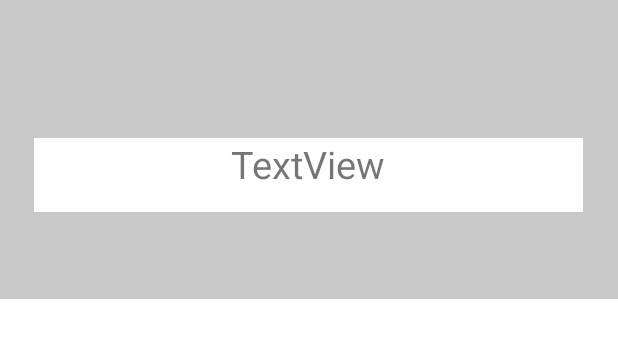
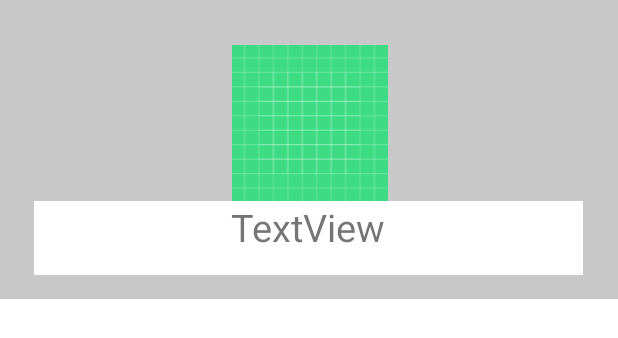
Before and after one commit to danielalvarad666o/Apipokemonsolonombres, an Android app: the layout recyclerview.xml on its own in the app's theme, with its tools: preview values and no code run, on a phone screen of 412 x 824 dp. Shown: the top 338 px of the screen. Run offline under Robolectric (Android 15) with nearby library versions, the phone set to English and light mode, and no system bars; network calls fail.

Commit message:
Initial commit

```diff
--- a/app/build.gradle
+++ b/app/build.gradle
@@ -37,4 +37,7 @@ dependencies {
     androidTestImplementation 'androidx.test.espresso:espresso-core:3.5.0'
     implementation 'com.android.volley:volley:1.2.1'
     implementation 'com.google.code.gson:gson:2.8.8'
+    implementation 'com.github.bumptech.glide:glide:4.13.2'
+    implementation 'com.squareup.okhttp3:logging-interceptor:4.9.3'
+    implementation 'com.squareup.picasso:picasso:2.8'
 }
--- a/app/src/main/java/com/gasca1234/yaarto/MainActivity.java
+++ b/app/src/main/java/com/gasca1234/yaarto/MainActivity.java
@@ -50,7 +50,7 @@ public class MainActivity extends AppCompatActivity {
     }
 
     public void jsparse() {
-        String urlApi = "https://pokeapi.co/api/v2/pokemon?offset=0&limit=1000";
+        String urlApi = "https://pokeapi.co/api/v2/pokemon?offset=0&limit=1154";
         JsonObjectRequest request = new JsonObjectRequest(Request.Method.GET, urlApi, null, new Response.Listener<JSONObject>() {
             @Override
             public void onResponse(JSONObject response) {
@@ -60,6 +60,7 @@ public class MainActivity extends AppCompatActivity {
                 Gson gson = new Gson();
                 Respuesta pk = gson.fromJson(response.toString(), Respuesta.class);
                 adapter = new AdaptadorPokemon(pk.getResults());
+
                 recyclerView.setAdapter(adapter);
 
 
--- a/app/src/main/res/layout/recyclerview.xml
+++ b/app/src/main/res/layout/recyclerview.xml
@@ -6,6 +6,17 @@
     android:layout_height="199dp"
     android:background="@color/cardview_shadow_start_color"
     >
+
+    <ImageView
+        android:id="@+id/fotoImageView"
+        android:layout_width="227dp"
+        android:layout_height="104dp"
+        app:layout_constraintBottom_toBottomOf="parent"
+        app:layout_constraintEnd_toEndOf="parent"
+        app:layout_constraintStart_toStartOf="parent"
+        app:layout_constraintTop_toTopOf="parent"
+        app:layout_constraintVertical_bias="0.315"
+        app:srcCompat="@drawable/ic_launcher_background" />
 
     <TextView
         android:id="@+id/textView"
@@ -21,5 +32,5 @@
         app:layout_constraintHorizontal_bias="0.488"
         app:layout_constraintStart_toStartOf="parent"
         app:layout_constraintTop_toTopOf="parent"
-        app:layout_constraintVertical_bias="0.613" />
+        app:layout_constraintVertical_bias="0.893" />
 </androidx.constraintlayout.widget.ConstraintLayout>
```
Also changed, not shown: app/src/main/java/com/gasca1234/yaarto/Adaptador/AdaptadorPokemon.java (+20 -2 lines), app/src/main/java/com/gasca1234/yaarto/Pokeomn/pokemonNombre.java (+9 -0 lines).
